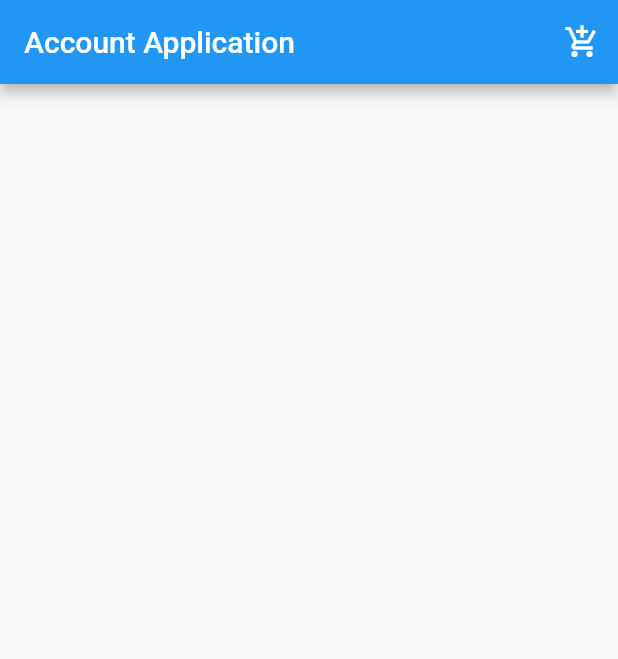
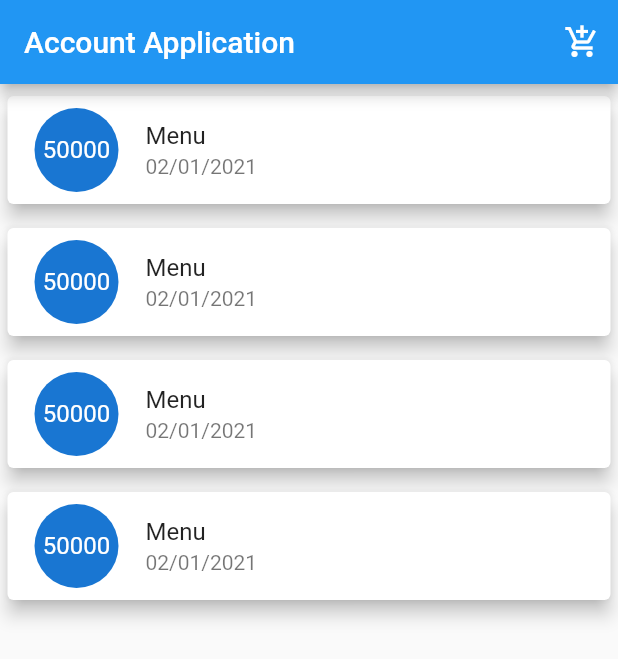
Before and after one commit to Jackk-Doe/Flutter_App_With_Database, a Flutter app: the screen it shows after launch, on a phone screen of 412 x 824 dp. Shown: the top 659 px of the screen. Run offline on Flutter 3.47's test engine with Material 2 defaults, Android fonts, the phone set to English and light mode, and no system bars.

Commit message:
ListView, Provider, Transaction Class
- Used ListView to show data (Card Widget) in 1st screen
- Imported Provider package
- Created Provider Object (providers/transaction_provider.dart)
- Created Transaction class (models/transaction.dart)

```diff
--- a/lib/main.dart
+++ b/lib/main.dart
@@ -38,7 +38,7 @@ class _MyHomePageState extends State<MyHomePage> {
         appBar: AppBar(
           title: Text(widget.title),
           actions: [
-            /// Add Icon Button to AppBar
+            /// Add Icon Button to AppBar (Top-Right)
             IconButton(
               icon: Icon(Icons.add_shopping_cart),
 
@@ -53,6 +53,32 @@ class _MyHomePageState extends State<MyHomePage> {
             )
           ],
         ),
-        body: Container());
+        body: ListView.builder(
+            itemCount: 4,
+            itemBuilder: (context, int index) {
+              /// Card Widget (Card shape box)
+              return Card(
+                /// Card's shadow density
+                elevation: 5,
+
+                /// Empty gap between each Card
+                margin: const EdgeInsets.symmetric(vertical: 8, horizontal: 5),
+
+                /// Cover ListTile with Card Widget
+                child: ListTile(
+                  leading: CircleAvatar(
+                    radius: 30,
+
+                    /// Used FittedBox Widget within CircleAvatar Widget
+                    /// to control text formating (scaling)
+                    child: FittedBox(
+                      child: Text("50000"),
+                    ),
+                  ),
+                  title: Text("Menu"),
+                  subtitle: Text("02/01/2021"),
+                ),
+              );
+            }));
   }
 }
--- a/pubspec.yaml
+++ b/pubspec.yaml
@@ -34,6 +34,7 @@ dependencies:
   # The following adds the Cupertino Icons font to your application.
   # Use with the CupertinoIcons class for iOS style icons.
   cupertino_icons: ^1.0.2
+  provider: ^6.0.1
 
 dev_dependencies:
   flutter_test:
```
Also changed, not shown: lib/models/transaction.dart (added, +9 -0 lines), lib/providers/transaction_provider.dart (added, +7 -0 lines), pubspec.lock.
